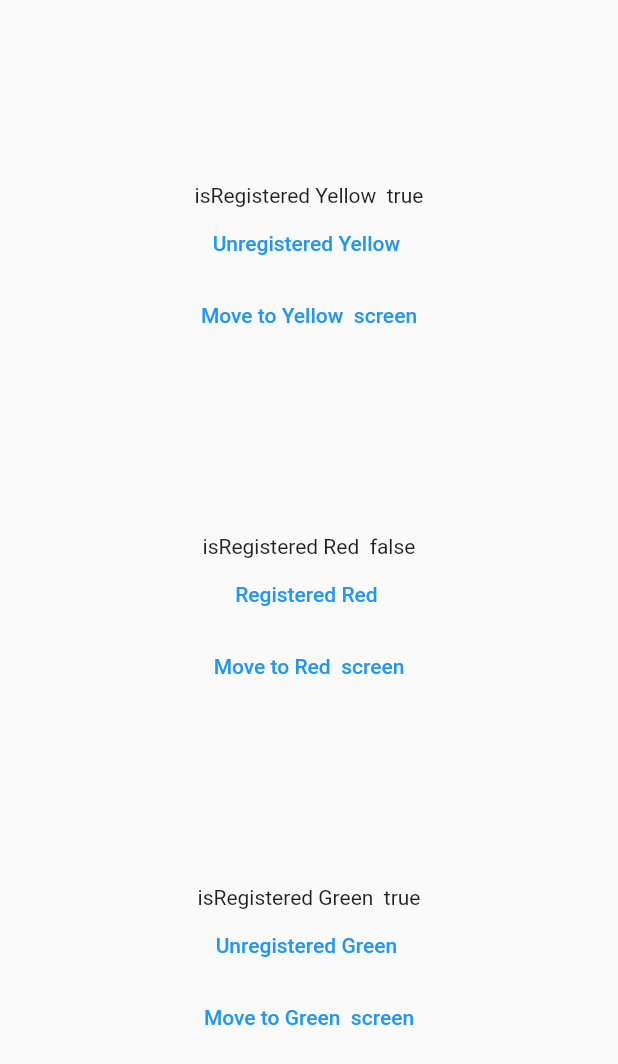
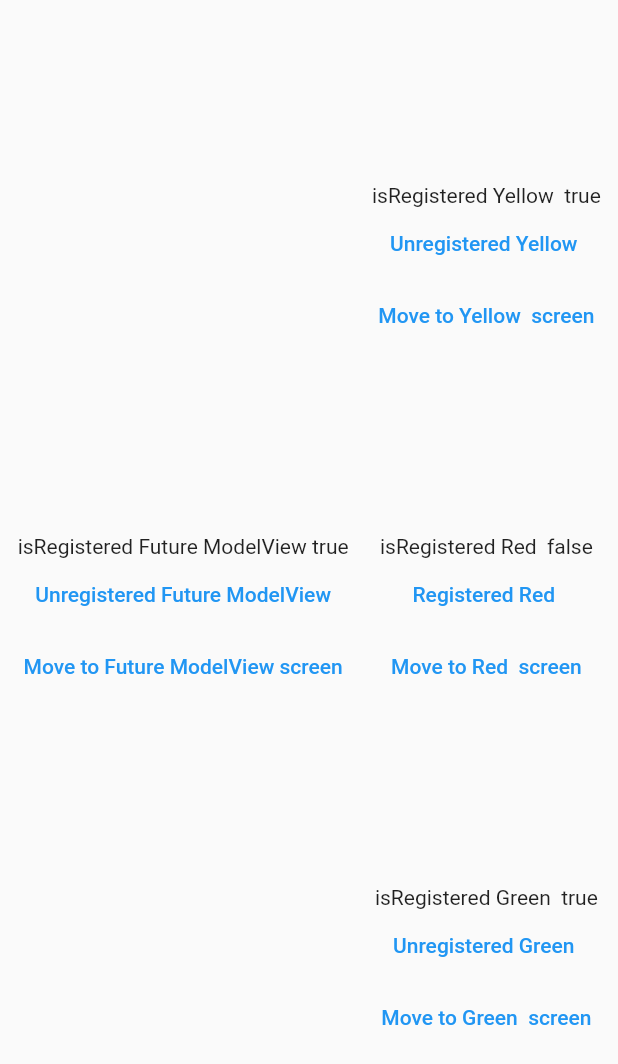
Before and after one commit to Dyska65/get_it_example, a Flutter app: the screen it shows after launch, on a phone screen of 412 x 824 dp. Shown: the top 1064 px of the screen. Run offline on Flutter 3.47's test engine with Material 2 defaults, Android fonts, the phone set to English and light mode, and no system bars; our stand-ins replace get_it.

Commit message:
added FutureModelView

```diff
--- a/lib/home_page.dart
+++ b/lib/home_page.dart
@@ -15,7 +15,29 @@ class _MyHomePageState extends State<MyHomePage> {
   Widget build(BuildContext context) {
     return Scaffold(
       body: Center(
-        child: Column(
+        child: Row(
+          mainAxisAlignment: MainAxisAlignment.spaceEvenly,
+          children: [
+            Column(mainAxisAlignment: MainAxisAlignment.spaceEvenly, children: <Widget>[
+              buildColorItem(
+                  name: "Future ModelView",
+                  isRegisteredViewModel: getIt.isRegistered<FutureViewModel>(),
+                  nextPage: () => Navigator.push(
+                        context,
+                        MaterialPageRoute<void>(
+                          builder: (BuildContext context) => const FutureScreen(),
+                        ),
+                      ),
+                  onRegistering: () async {
+                    getIt.isRegistered<FutureViewModel>()
+                        ? await getIt.unregister<FutureViewModel>()
+                        : getIt.registerFactoryAsync<FutureViewModel>(
+                            () => FutureViewModel.createFutureViewModel());
+
+                    setState(() {});
+                  })
+            ]),
+            Column(
               mainAxisAlignment: MainAxisAlignment.spaceEvenly,
               children: <Widget>[
                 buildColorItem(
@@ -68,6 +90,8 @@ class _MyHomePageState extends State<MyHomePage> {
                     }),
               ],
             ),
+          ],
+        ),
       ),
     );
   }
--- a/lib/main.dart
+++ b/lib/main.dart
@@ -14,6 +14,7 @@ void main() {
   getIt.registerLazySingleton<GreenViewModel>(
       () => GreenViewModel()); // init only when used and store
   getIt.registerFactory<RedViewModel>(() => RedViewModel(), instanceName: "2 RedViewModel");
+  getIt.registerFactoryAsync<FutureViewModel>(() => FutureViewModel.createFutureViewModel());
   runApp(const MyApp());
 }
 
--- a/lib/view_model.dart
+++ b/lib/view_model.dart
@@ -45,3 +45,22 @@ class GreenViewModel {
     print("Subtract GreenViewModel " + counter.toString());
   }
 }
+
+class FutureViewModel {
+  static Future<FutureViewModel> createFutureViewModel() async {
+    await Future.delayed(const Duration(seconds: 3));
+    print("createFutureViewModel");
+    return FutureViewModel();
+  }
+
+  int counter = 1;
+  add() {
+    counter++;
+    print("Add GreenViewModel " + counter.toString());
+  }
+
+  subtract() {
+    counter--;
+    print("Subtract GreenViewModel " + counter.toString());
+  }
+}
```
Also changed, not shown: lib/color_screen.dart (+50 -4 lines). Lines whose indentation alone changed are shown as unchanged.
